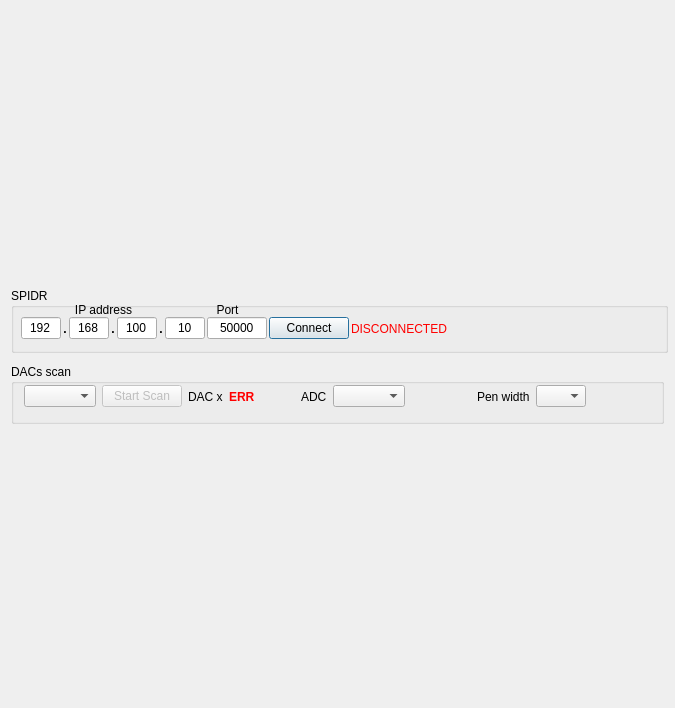
Old version of the form SpidrDacsScan/SpidrDacsScan.ui in the repository navrit/dexter.
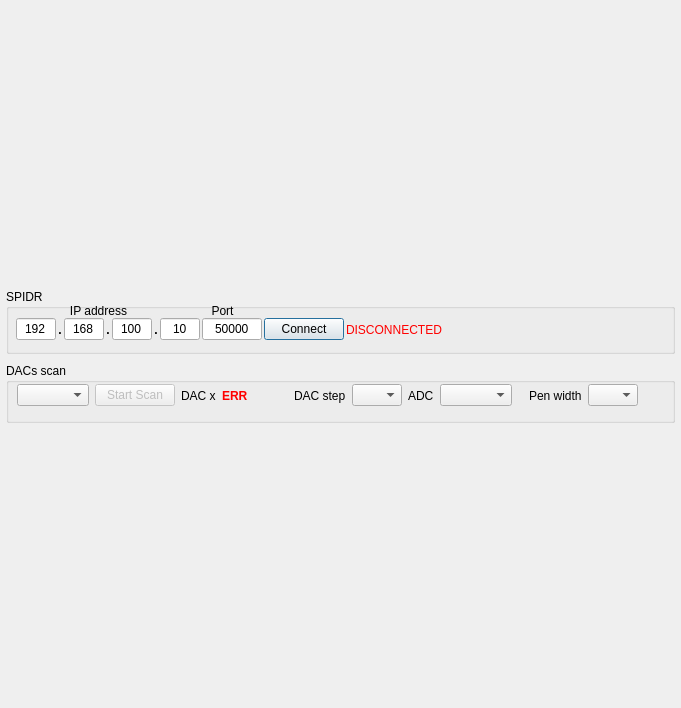
New version of the form. Icons and pictures are not drawn.

Commit message: added DAC setting step-size options

```diff
--- a/SpidrDacsScan/SpidrDacsScan.ui
+++ b/SpidrDacsScan/SpidrDacsScan.ui
@@ -6,7 +6,7 @@
    <rect>
     <x>0</x>
     <y>0</y>
-    <width>675</width>
+    <width>681</width>
     <height>708</height>
    </rect>
   </property>
@@ -24,8 +24,14 @@
     <normaloff>:/icon/spidrdacsscan.ico</normaloff>:/icon/spidrdacsscan.ico</iconset>
   </property>
   <layout class="QVBoxLayout" name="verticalLayout_2">
+   <property name="margin">
+    <number>6</number>
+   </property>
    <item>
     <layout class="QVBoxLayout" name="_verticalLayout">
+     <property name="spacing">
+      <number>4</number>
+     </property>
      <item>
       <widget class="QGroupBox" name="_groupBoxSpidr">
        <property name="minimumSize">
@@ -80,7 +86,7 @@
          <rect>
           <x>10</x>
           <y>28</y>
-          <width>639</width>
+          <width>634</width>
           <height>25</height>
          </rect>
         </property>
@@ -319,9 +325,9 @@
        <widget class="QWidget" name="">
         <property name="geometry">
          <rect>
-          <x>13</x>
+          <x>11</x>
           <y>20</y>
-          <width>628</width>
+          <width>633</width>
           <height>25</height>
          </rect>
         </property>
@@ -427,6 +433,23 @@
            </property>
           </spacer>
          </item>
+         <item>
+          <widget class="QLabel" name="labelDacStep">
+           <property name="text">
+            <string>DAC step</string>
+           </property>
+          </widget>
+         </item>
+         <item>
+          <widget class="QComboBox" name="_comboBoxDacStep">
+           <property name="maximumSize">
+            <size>
+             <width>50</width>
+             <height>16777215</height>
+            </size>
+           </property>
+          </widget>
+         </item>
          <item>
           <widget class="QLabel" name="labelAdc">
            <property name="text">
```
Left out of the diff: 2 changed lines with no effect on the pictures. The commit also changes 1 other file.
